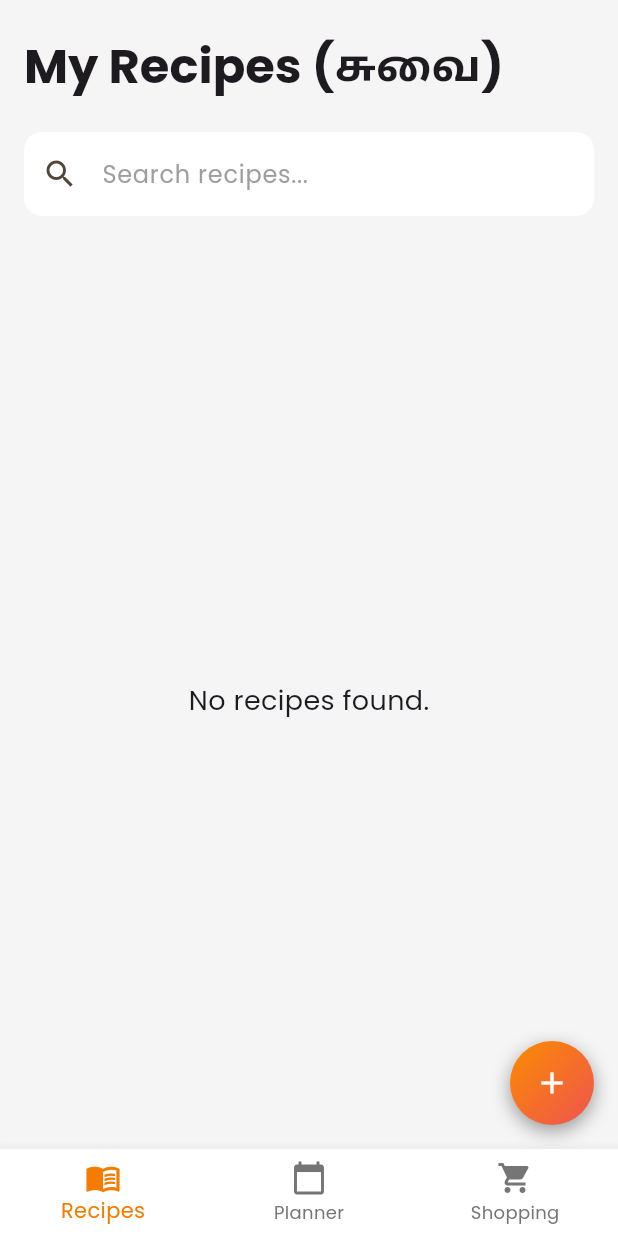
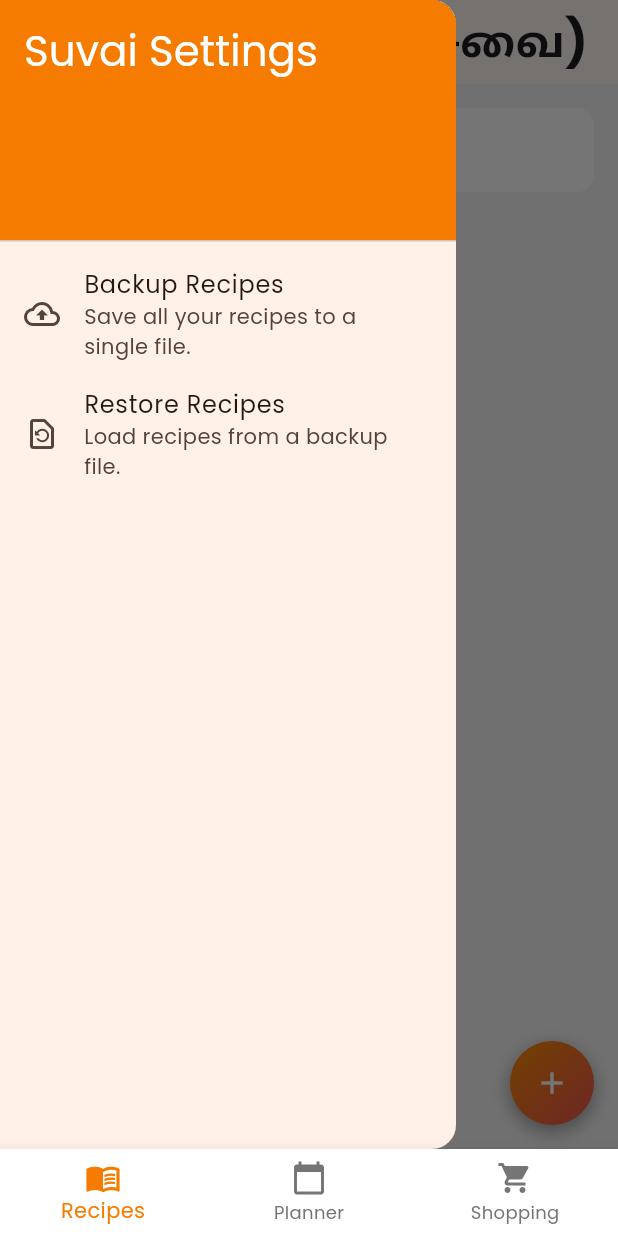
Before and after one commit to daphne-i/suvai-app, a Flutter app: the screen it shows after launch, with the side drawer open (before the commit the screen has no drawer), on a phone screen of 412 x 824 dp. Run offline on Flutter 3.47's test engine with Material 3 defaults, Android fonts, the phone set to English and light mode, and no system bars; our stand-ins replace equatable, file_picker, flutter_bloc, go_router, google_fonts, image_picker and 5 more; accounts and stored records are empty.

Commit message:
backup and restore

```diff
--- a/lib/core/router/app_router.dart
+++ b/lib/core/router/app_router.dart
@@ -2,6 +2,7 @@ import 'package:flutter/material.dart';
 import 'package:flutter_bloc/flutter_bloc.dart';
 import 'package:go_router/go_router.dart';
 import 'package:suvai/core/router/scaffold_with_nav_bar.dart';
+import 'package:suvai/core/services/settings_screen.dart';
 import 'package:suvai/data/models/recipe_model.dart';
 import 'package:suvai/data/repositories/recipe_repository.dart';
 import 'package:suvai/features/meal_planner/views/meal_planner_screen.dart';
@@ -68,5 +69,6 @@ final goRouter = GoRouter(
         return CookModeScreen(recipe: recipe);
       },
     ),
+
   ],
 );
--- /dev/null
+++ b/lib/core/services/settings_screen.dart
@@ -0,0 +1,127 @@
+// lib/features/settings/views/settings_screen.dart
+
+import 'package:flutter/material.dart';
+import 'package:flutter_bloc/flutter_bloc.dart';
+import 'package:suvai/core/services/backup_service.dart';
+import 'package:suvai/data/repositories/recipe_repository.dart';
+import 'package:suvai/features/recipe_book/cubit/recipe_list_cubit.dart';
+
+// The widget is now renamed to SettingsDrawer to better reflect its purpose
+class SettingsDrawer extends StatefulWidget {
+  const SettingsDrawer({super.key});
+
+  @override
+  State<SettingsDrawer> createState() => _SettingsDrawerState();
+}
+
+class _SettingsDrawerState extends State<SettingsDrawer> {
+  bool _isBackingUp = false;
+  bool _isRestoring = false;
+
+  @override
+  Widget build(BuildContext context) {
+    final backupService = BackupService(context.read<RecipeRepository>());
+    final theme = Theme.of(context);
+
+    // The root widget is now a Drawer
+    return Drawer(
+      child: ListView(
+        padding: EdgeInsets.zero,
+        children: [
+          DrawerHeader(
+            decoration: BoxDecoration(
+              color: theme.colorScheme.primary,
+            ),
+            child: Text(
+              'Suvai Settings',
+              style: theme.textTheme.headlineMedium?.copyWith(
+                color: theme.colorScheme.onPrimary,
+              ),
+            ),
+          ),
+          ListTile(
+            leading: _isBackingUp
+                ? const CircularProgressIndicator()
+                : const Icon(Icons.backup_outlined),
+            title: const Text('Backup Recipes'),
+            subtitle: const Text('Save all your recipes to a single file.'),
+            onTap: _isBackingUp || _isRestoring
+                ? null
+                : () async {
+              setState(() => _isBackingUp = true);
+              final success = await backupService.createBackup();
+              if (mounted) {
+                // Close the drawer before showing the snackbar
+                Navigator.of(context).pop();
+                ScaffoldMessenger.of(context).showSnackBar(
+                  SnackBar(
+                    content: Text(success
+                        ? 'Backup created successfully!'
+                        : 'Backup failed or was cancelled.'),
+                    backgroundColor:
+                    success ? Colors.green : Colors.red,
+                  ),
+                );
+                // Reset state after a short delay
+                Future.delayed(const Duration(milliseconds: 500), () {
+                  if (mounted) setState(() => _isBackingUp = false);
+                });
+              }
+            },
+          ),
+          ListTile(
+            leading: _isRestoring
+                ? const CircularProgressIndicator()
+                : const Icon(Icons.restore_page_outlined),
+            title: const Text('Restore Recipes'),
+            subtitle: const Text('Load recipes from a backup file.'),
+            onTap: _isBackingUp || _isRestoring
+                ? null
+                : () async {
+              final confirmed = await showDialog<bool>(
+                context: context,
+                builder: (context) => AlertDialog(
+                  title: const Text('Restore Recipes?'),
+                  content: const Text(
+                      'This will add all recipes from the backup file. Continue?'),
+                  actions: [
+                    TextButton(
+                        onPressed: () => Navigator.of(context).pop(false),
+                        child: const Text('Cancel')),
+                    TextButton(
+                        onPressed: () => Navigator.of(context).pop(true),
+                        child: const Text('Restore')),
+                  ],
+                ),
+              );
+
+              if (confirmed == true) {
+                setState(() => _isRestoring = true);
+                final count = await backupService.restoreBackup();
+                if (mounted) {
+                  // Reload the recipe list in the background
+                  context.read<RecipeListCubit>().loadRecipes();
+                  // Close the drawer before showing the snackbar
+                  Navigator.of(context).pop();
+                  ScaffoldMessenger.of(context).showSnackBar(
+                    SnackBar(
+                      content: Text(count > 0
+                          ? '$count recipes restored successfully!'
+                          : 'Restore failed or was cancelled.'),
+                      backgroundColor:
+                      count > 0 ? Colors.green : Colors.red,
+                    ),
+                  );
+                  // Reset state after a short delay
+                  Future.delayed(const Duration(milliseconds: 500), () {
+                    if (mounted) setState(() => _isRestoring = false);
+                  });
+                }
+              }
+            },
+          ),
+        ],
+      ),
+    );
+  }
+}
--- a/lib/features/recipe_book/views/recipe_list_screen.dart
+++ b/lib/features/recipe_book/views/recipe_list_screen.dart
@@ -1,25 +1,26 @@
+// lib/features/recipe_book/views/recipe_list_screen.dart
+
 import 'dart:io';
 import 'package:flutter/material.dart';
 import 'package:flutter_bloc/flutter_bloc.dart';
 import 'package:go_router/go_router.dart';
 import 'package:suvai/data/models/recipe_model.dart';
-import 'package:suvai/data/repositories/recipe_repository.dart';
 import 'package:suvai/features/recipe_book/cubit/recipe_list_cubit.dart';
 import 'package:suvai/features/recipe_book/cubit/recipe_list_state.dart';
 import 'package:suvai/features/recipe_book/views/add_edit_recipe_screen.dart';
 import 'package:suvai/features/recipe_book/views/recipe_detail_screen.dart';
+
+import '../../../core/services/settings_screen.dart';
+// Import the settings drawer
+
+
 
 class RecipeListScreen extends StatelessWidget {
   const RecipeListScreen({super.key});
 
   @override
   Widget build(BuildContext context) {
-    return BlocProvider(
-      create: (context) => RecipeListCubit(
-        RepositoryProvider.of<RecipeRepository>(context),
-      )..loadRecipes(),
-      child: const _RecipeListView(),
-    );
+    return const _RecipeListView();
   }
 }
 
@@ -32,18 +33,24 @@ class _RecipeListView extends StatelessWidget {
     final theme = Theme.of(context);
 
     return Scaffold(
+      // --- ADD THE DRAWER HERE ---
+      drawer: const SettingsDrawer(),
+      appBar: AppBar(
+        // The default hamburger icon will appear automatically.
+        // You can remove the settings icon from actions if you want.
+        title: Text(
+          'My Recipes (சுவை)',
+          style: theme.textTheme.headlineLarge?.copyWith(fontWeight: FontWeight.bold),
+        ),
+      ),
       body: SafeArea(
+        top: false, // AppBar provides top safety
         child: Padding(
           padding: const EdgeInsets.symmetric(horizontal: 16.0),
           child: Column(
             crossAxisAlignment: CrossAxisAlignment.start,
             children: [
-              const SizedBox(height: 24),
-              Text(
-                'My Recipes (சுவை)',
-                style: theme.textTheme.headlineLarge?.copyWith(fontWeight: FontWeight.bold),
-              ),
-              const SizedBox(height: 24),
+              const SizedBox(height: 16),
               TextField(
                 decoration: const InputDecoration(
                   hintText: 'Search recipes...',
@@ -83,7 +90,7 @@ class _RecipeListView extends StatelessWidget {
                       );
                     }
                     return GridView.builder(
-                      padding: const EdgeInsets.only(bottom: 80.0), // Space for FAB
+                      padding: const EdgeInsets.only(bottom: 80.0),
                       gridDelegate: const SliverGridDelegateWithFixedCrossAxisCount(
                         crossAxisCount: 2,
                         crossAxisSpacing: 16.0,
@@ -104,7 +111,7 @@ class _RecipeListView extends StatelessWidget {
         ),
       ),
       floatingActionButton: Container(
-          width: 56.0, // Standard FAB size
+        width: 56.0,
         height: 56.0,
         decoration: BoxDecoration(
           shape: BoxShape.circle,
@@ -123,19 +130,17 @@ class _RecipeListView extends StatelessWidget {
         ),
         child: FloatingActionButton(
           heroTag: 'fab_recipe_list',
-            backgroundColor: Colors.transparent, // Shows the gradient
+          backgroundColor: Colors.transparent,
           elevation: 0,
           highlightElevation: 0,
-            shape: const CircleBorder(), // This is the key fix
+          shape: const CircleBorder(),
           onPressed: () {
-              // --- THIS IS THE NEW BEHAVIOR ---
             showModalBottomSheet(
               context: context,
-                isScrollControlled: true, // IMPORTANT for keyboard
+              isScrollControlled: true,
               backgroundColor: Colors.transparent,
               builder: (_) => const AddEditRecipeScreen(),
             ).then((_) {
-                // Refresh the list after the sheet is closed
               context.read<RecipeListCubit>().loadRecipes();
             });
           },
@@ -146,6 +151,7 @@ class _RecipeListView extends StatelessWidget {
   }
 }
 
+// ... _RecipeCard and _showDeleteConfirmation remain unchanged ...
 class _RecipeCard extends StatelessWidget {
   const _RecipeCard({required this.recipe});
   final Recipe recipe;
@@ -155,13 +161,11 @@ class _RecipeCard extends StatelessWidget {
     return Card(
       child: InkWell(
         onTap: () {
-          // --- THIS IS THE NEW onTap BEHAVIOR ---
           showModalBottomSheet(
             context: context,
-            isScrollControlled: true, // Allows the sheet to be almost full screen
-            backgroundColor: Colors.transparent, // Make it transparent to respect child's radius
+            isScrollControlled: true,
+            backgroundColor: Colors.transparent,
             builder: (_) => SizedBox(
-              // Constrain the height to 90% of the screen
               height: MediaQuery.of(context).size.height * 0.9,
               child: RecipeDetailScreen(recipeId: recipe.id!),
             ),
@@ -174,7 +178,6 @@ class _RecipeCard extends StatelessWidget {
         child: Stack(
           alignment: Alignment.bottomLeft,
           children: [
-            // Image
             if (recipe.imagePath != null && recipe.imagePath!.isNotEmpty)
               Positioned.fill(
                 child: Image.file(
@@ -193,7 +196,6 @@ class _RecipeCard extends StatelessWidget {
                   ),
                 ),
               ),
-            // Gradient Overlay
             Container(
               decoration: BoxDecoration(
                 gradient: LinearGradient(
@@ -203,7 +205,6 @@ class _RecipeCard extends StatelessWidget {
                 ),
               ),
             ),
-            // Recipe Name
             Padding(
               padding: const EdgeInsets.all(12.0),
               child: Text(
--- a/lib/main.dart
+++ b/lib/main.dart
@@ -7,6 +7,7 @@ import 'package:suvai/core/router/app_router.dart';
 import 'package:suvai/data/repositories/meal_plan_repository.dart';
 import 'package:suvai/data/repositories/recipe_repository.dart';
 import 'package:suvai/data/repositories/shopping_list_repository.dart';
+import 'package:suvai/features/recipe_book/cubit/recipe_list_cubit.dart';
 
 Future<void> main() async {
   WidgetsFlutterBinding.ensureInitialized();
@@ -52,6 +53,10 @@ class SuvaiApp extends StatelessWidget {
         RepositoryProvider.value(value: mealPlanRepository),
         RepositoryProvider.value(value: shoppingListRepository),
       ],
+        child: BlocProvider<RecipeListCubit>(
+          create: (context) => RecipeListCubit(
+            context.read<RecipeRepository>(),
+          )..loadRecipes(),
       child: MaterialApp.router(
         routerConfig: goRouter,
         title: 'Suvai',
@@ -126,6 +131,6 @@ class SuvaiApp extends StatelessWidget {
           useMaterial3: true,
         ),
       ),
-    );
+    ));
   }
 }
--- a/pubspec.yaml
+++ b/pubspec.yaml
@@ -43,6 +43,9 @@ dependencies:
   collection: ^1.19.1
   shared_preferences: ^2.5.3
   google_fonts: ^6.3.2
+  file_picker: ^10.3.3
+  archive: ^4.0.7
+  permission_handler: ^12.0.1
 #  sqflite_common_ffi: any
 
 dev_dependencies:
```
Also changed, not shown: lib/core/services/backup_service.dart (added, +169 -0 lines), lib/data/models/ingredient_model.dart (+16 -2 lines), 4 other files. Lines whose indentation alone changed are shown as unchanged.
